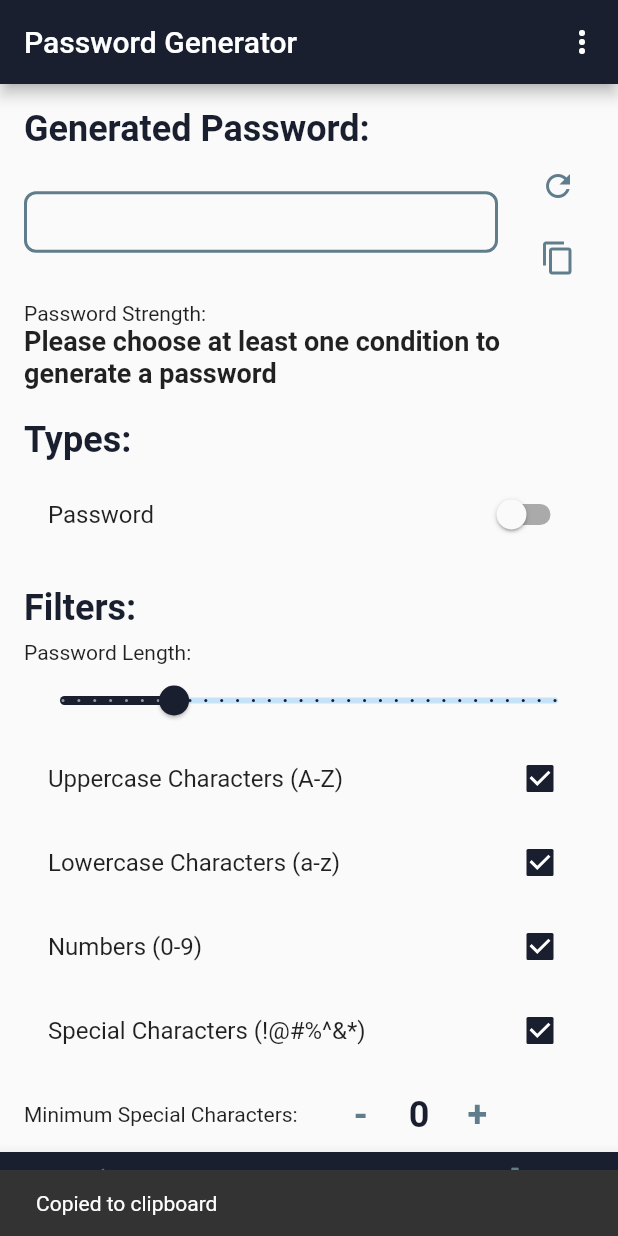
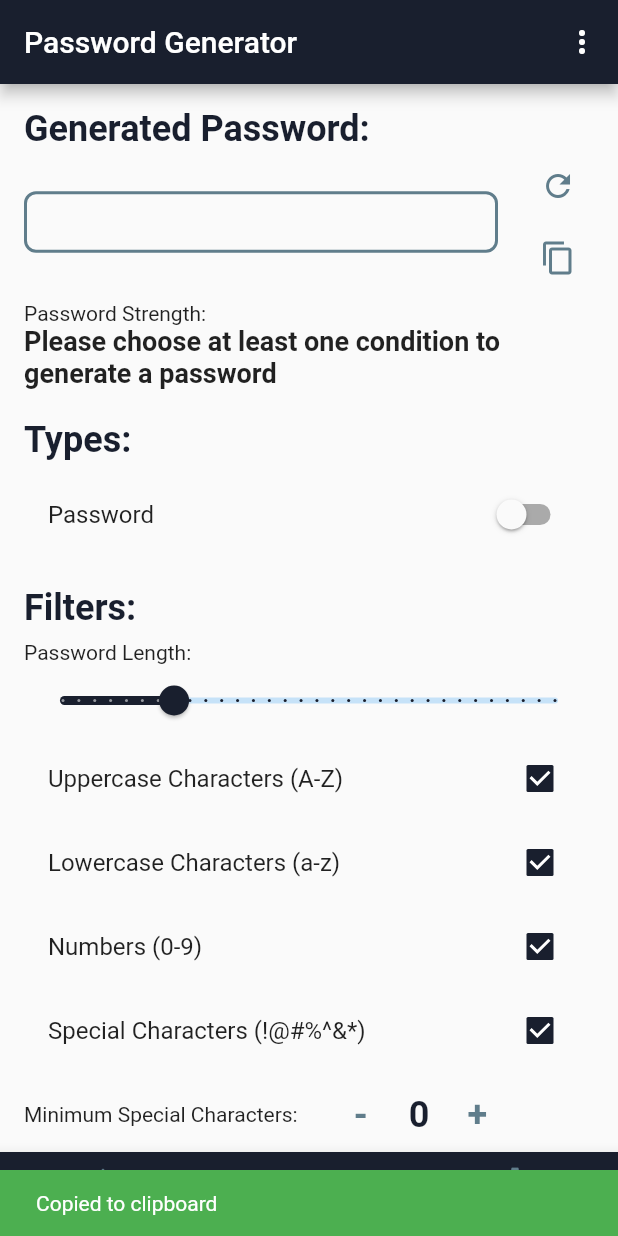
Before and after one commit to Kevinchan9989/TickLock-, a Flutter app: the screen it shows once a user with an empty profile is signed in, item 2 of the bottom bar chosen, after a tap on the "content copy" icon, on a phone screen of 412 x 824 dp. Run offline on Flutter 3.47's test engine with Material 2 defaults, Android fonts, the phone set to English and light mode, and no system bars; our stand-ins replace cloud_firestore, email_validator, firebase_auth, firebase_core, shared_preferences; missing offline and left inert: encrypt, flutter_windowmanager, password_hash; accounts and stored records are empty.

Commit message:
Your commit message here

```diff
--- a/lib/Screens/Authentication/LoginPage.dart
+++ b/lib/Screens/Authentication/LoginPage.dart
@@ -29,7 +29,7 @@ class _LoginPageState extends State<LoginPage> {
           email: _emailController.text.trim(),
           password: _passwordController.text.trim());
     } on Exception catch (e) {
-      // TODO
+      //TODO
       print(e);
 
       //show snackbar message
@@ -54,10 +54,20 @@ class _LoginPageState extends State<LoginPage> {
   Widget build(BuildContext context) {
     //login page
     return Scaffold(
-      body: Column(
+      body: SingleChildScrollView(
+        child: Column(
           mainAxisAlignment: MainAxisAlignment.center,
           crossAxisAlignment: CrossAxisAlignment.center,
           children: [
+            SizedBox(
+              height: 100,
+            ),
+            const Image(
+              image: AssetImage('lib/assets/icon.jpg'),
+            ),
+            const SizedBox(
+              height: 30,
+            ),
             Text('Welcome Back!',
                 style: TextStyle(
                     fontSize: 35,
@@ -169,6 +179,7 @@ class _LoginPageState extends State<LoginPage> {
             ),
           ],
         ),
+      ),
     );
 
     //); //mat app
--- a/lib/Screens/Generator/Generatepassword.dart
+++ b/lib/Screens/Generator/Generatepassword.dart
@@ -133,7 +133,9 @@ class _PasswordGeneratorPagestate extends State<PasswordGeneratorPage> {
     Clipboard.setData(ClipboardData(text: text));
     ScaffoldMessenger.of(context).showSnackBar(
       const SnackBar(
+        backgroundColor: Colors.green,
         content: Text('Copied to clipboard'),
+        duration: Duration(seconds: 2),
       ),
     );
   }
--- a/pubspec.yaml
+++ b/pubspec.yaml
@@ -73,7 +73,8 @@ flutter:
   uses-material-design: true
 
   # To add assets to your application, add an assets section, like this:
-  # assets:
+  assets:
+    - lib/assets/icon.jpg
   #   - images/a_dot_burr.jpeg
   #   - images/a_dot_ham.jpeg
 
```
Also changed, not shown: lib/Screens/Vault/vaultScreen.dart (+0 -12 lines), lib/assets/icon.jpg (added). Lines whose indentation alone changed are shown as unchanged.
